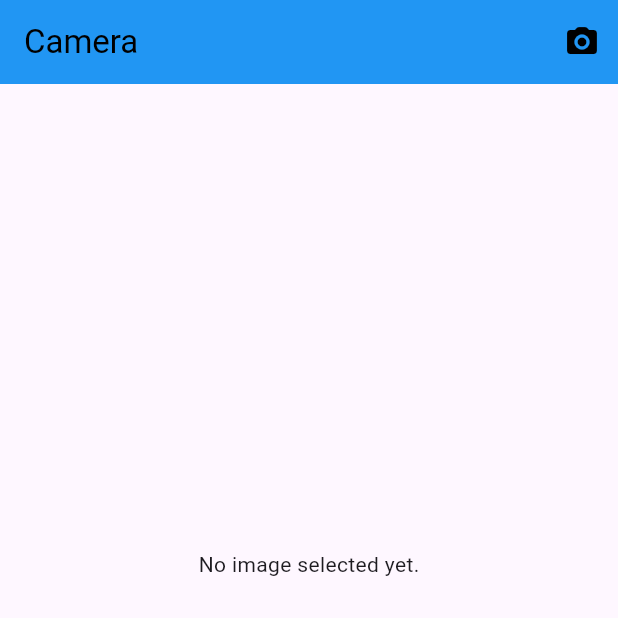
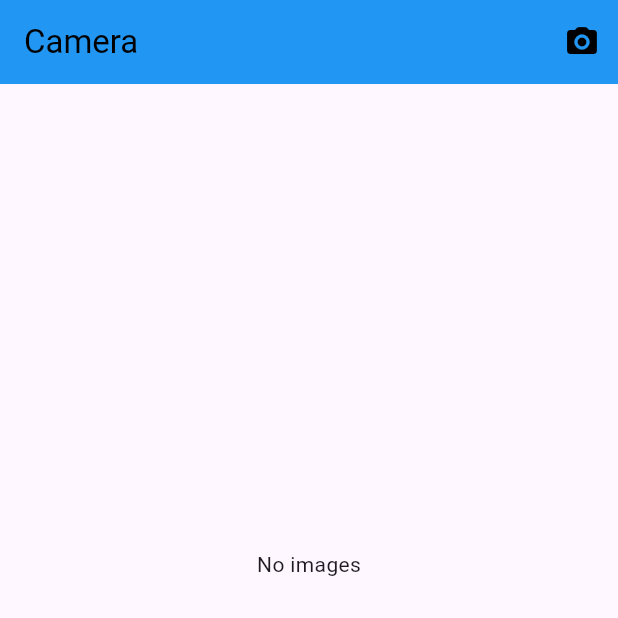
Before and after one commit to pradhul-kariyad/camera_ai, a Flutter app: the screen it shows after launch, on a phone screen of 412 x 824 dp, the top half of it. Run offline on Flutter 3.47's test engine with Material 3 defaults, Android fonts, the phone set to English and light mode, and no system bars; our stand-ins replace image_picker.

Commit message:
first commit

```diff
--- a/lib/views/home/home.dart
+++ b/lib/views/home/home.dart
@@ -1,5 +1,4 @@
 // ignore_for_file: avoid_print, no_leading_underscores_for_local_identifiers, library_private_types_in_public_api
-
 import 'package:flutter/material.dart';
 import 'dart:io';
 import 'package:image_picker/image_picker.dart';
@@ -28,7 +27,6 @@ class _HomeState extends State<Home> {
     }
   }
 
-  // Function to delete the image
   void _deleteImage() {
     setState(() {
       _imageFile = null;
@@ -67,18 +65,19 @@ class _HomeState extends State<Home> {
               : const Padding(
                   padding: EdgeInsets.only(top: 310),
                   child: Center(
-                    child: Text("No image selected yet."),
+                    child: Text("No images"),
                   ),
                 ),
         ],
       ),
-      // Conditionally show the delete button when an image is selected
       floatingActionButton: _imageFile != null
           ? FloatingActionButton(
-            // focusColor: Colors.blue,
               onPressed: _deleteImage,
               backgroundColor: Colors.blue,
-              child: const Icon(Icons.delete,color: Colors.black,),
+              child: const Icon(
+                Icons.delete,
+                color: Colors.black,
+              ),
             )
           : null,
     );
```
